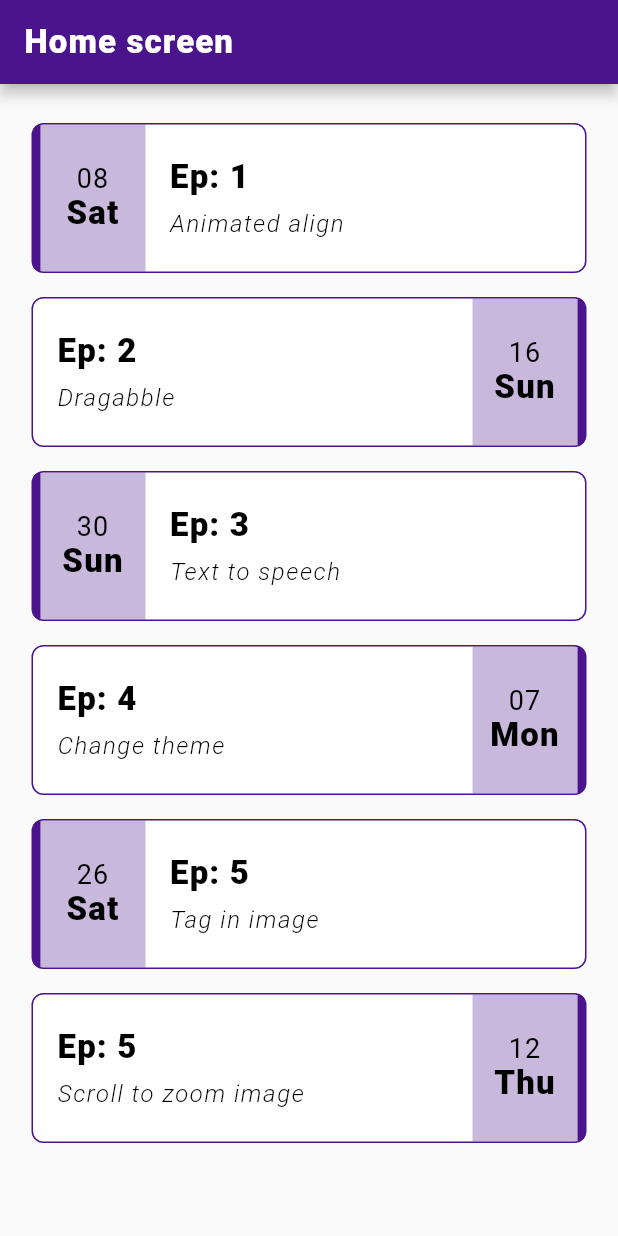
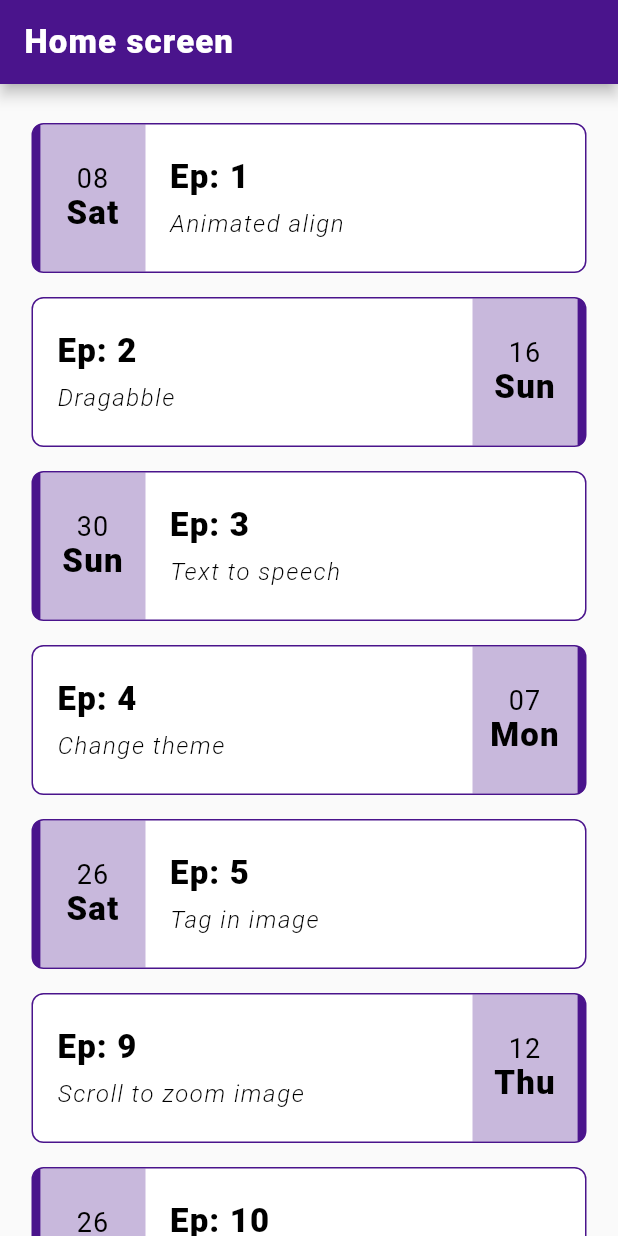
Before and after one commit to Zeeshan-progs/Flutter-challenge, a Flutter app: the screen it shows after launch, on a phone screen of 412 x 824 dp. Run offline on Flutter 3.47's test engine with Material 2 defaults, Android fonts, the phone set to English and light mode, and no system bars; our stand-ins replace flutter_tts, get_it, shared_preferences, vibration; missing offline and left inert: chat_gpt_sdk, clipboard.

```diff
--- a/lib/constants/assets.dart
+++ b/lib/constants/assets.dart
@@ -6,4 +6,5 @@ class Assets {
   static const dark = "assets/images/dark.png";
   static const networkImage =
       "https://images.unsplash.com/photo-1669434113533-e39391413a18?ixlib=rb-4.0.3&ixid=MnwxMjA3fDB8MHxwaG90by1wYWdlfHx8fGVufDB8fHx8&auto=format&fit=crop&w=988&q=80";
+  static const gpt = "assets/images/gpt.png";
 }
--- a/lib/constants/colors.dart
+++ b/lib/constants/colors.dart
@@ -11,7 +11,8 @@ class AppColors {
 
   static Color dark = const Color(0xff000000).withOpacity(0.87);
   static Map<int, Color> day = {
-    1: const Color(0xff252dc4),
+    1: const Color.fromARGB(255, 196, 167, 37),
+    2: const Color.fromARGB(255, 36, 234, 231),
   };
 
   static Map<int, Color> border = {
--- /dev/null
+++ b/lib/constants/const.dart
@@ -0,0 +1 @@
+const String chatGptKey = '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';
--- a/lib/constants/text_theme.dart
+++ b/lib/constants/text_theme.dart
@@ -3,21 +3,21 @@ import 'package:flutter_challenge/constants/colors.dart';
 
 ThemeData themeData = ThemeData(
   textTheme:  TextTheme(
-    bodyText1: const TextStyle(
+    bodyLarge: const TextStyle(
       fontSize: 14,
       color: AppColors.black,
       fontWeight: FontWeight.w400,
       letterSpacing: 0.75,
       fontStyle: FontStyle.normal,
     ),
-    headline6:const  TextStyle(
+    titleLarge:const  TextStyle(
       fontSize: 22,
       color: AppColors.black,
       fontWeight: FontWeight.w800,
       letterSpacing: 0.75,
       fontStyle: FontStyle.normal,
     ),
-    button: TextStyle(
+    labelLarge: TextStyle(
       fontSize: 16,
       color: AppColors.dark,
       fontWeight: FontWeight.w300,
--- a/lib/ui/home_screen.dart
+++ b/lib/ui/home_screen.dart
@@ -17,6 +17,7 @@ class _HomeScreenState extends State<HomeScreen> {
     return Scaffold(
       appBar: LightAppBar(title: 'Home screen'),
       body: SafeArea(
+          child: SingleChildScrollView(
         child: Column(
           children: [
             DeviceUtils.blankHeight(26),
@@ -34,6 +35,7 @@ class _HomeScreenState extends State<HomeScreen> {
               itemCount: tasks.length,
             ),
           ],
+        ),
       )),
     );
   }
--- a/lib/utils/routes.dart
+++ b/lib/utils/routes.dart
@@ -1,4 +1,6 @@
 import 'package:flutter/material.dart';
+import 'package:flutter_challenge/ui/Ep_10_chat_GPT/chat_gpt_sdk.dart';
+
 import 'package:flutter_challenge/ui/Ep_1_Alignment_align/animated_align_screen.dart';
 import 'package:flutter_challenge/ui/Ep_4_change_theme/change_theme.dart';
 import 'package:flutter_challenge/ui/Ep_2_dragabble/dragabble.dart';
@@ -13,7 +15,8 @@ class Routes {
     textToSpeech: (context) => const TextToSpeech(),
     changeTheme: (context) => const ChangeTheme(),
     tagInImage: (context) => const TagInImage(),
-    scrollToZoomImage:(context) => const ScrollToZoomImage(),
+    scrollToZoomImage: (context) => const ScrollToZoomImage(),
+    chatGPT: (context) => const ChatGPTScreen()
   };
 
   static String animatedAlign = '/animated_align_screen';
@@ -22,5 +25,7 @@ class Routes {
   static String changeTheme = '/change_theme';
   static String tagInImage = '/tag_in_image';
 
-  static String scrollToZoomImage = '/Scroll to zoom image';
+  static String scrollToZoomImage = '/Scroll_to_zoom_image';
+
+  static String chatGPT = '/chat_GPT';
 }
--- a/lib/utils/task_list.dart
+++ b/lib/utils/task_list.dart
@@ -45,10 +45,16 @@ List<DailyTask> tasks = [
     cretedAt: DateTime(2022, 11, 26),
     route: Routes.tagInImage,
   ),
-   DailyTask(
+  DailyTask(
     description: 'Scroll to zoom image',
-    title: 'Ep: 5',
+    title: 'Ep: 9',
     cretedAt: DateTime(2023, 01, 12),
     route: Routes.scrollToZoomImage,
   ),
+  DailyTask(
+    description: 'Chat GPT SDK',
+    title: 'Ep: 10',
+    cretedAt: DateTime(2023, 01, 26),
+    route: Routes.chatGPT,
+  ),
 ];
--- a/pubspec.yaml
+++ b/pubspec.yaml
@@ -7,7 +7,7 @@ publish_to: 'none' # Remove this line if you wish to publish to pub.dev
 version: 1.0.0+1
 
 environment:
-  sdk: '>=2.18.2 <3.0.0'
+  sdk: '>=2.18.6 <3.0.0'
 
 
 dependencies:
@@ -22,6 +22,10 @@ dependencies:
   shared_preferences: ^2.0.15
   get_it: ^7.2.0
   vibration: ^1.7.6
+  scroll_to_index: ^3.0.1
+  chat_gpt_sdk:
+  clipboard:
+
 
 dev_dependencies:
   flutter_test:
```
Also changed, not shown: lib/ui/Ep_10_chat_GPT/chat_gpt_sdk.dart (added, +232 -0 lines), assets/images/gpt.png (added), pubspec.lock, 5 other files. Lines whose indentation alone changed are shown as unchanged.
